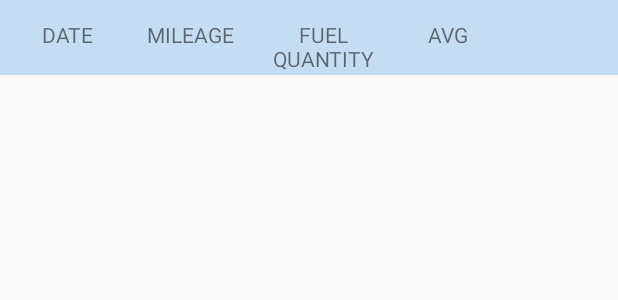
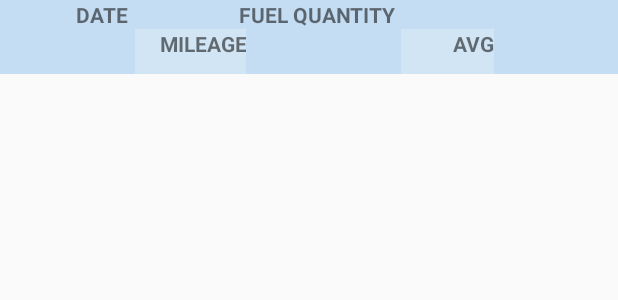
Before and after one commit to maroo2x/FuelCalc_new, an Android app: the layout results_fuel_calc.xml on its own in the app's theme, with its tools: preview values and no code run, on a phone screen of 412 x 824 dp. Shown: the top 300 px of the screen. Run offline under Robolectric (Android 15) with nearby library versions, the phone set to English and light mode, and no system bars.

Commit message:
git push -u origin master

```diff
--- a/app/build.gradle
+++ b/app/build.gradle
@@ -7,8 +7,8 @@ android {
         applicationId "higheye.fuelcalculator"
         minSdkVersion 15
         targetSdkVersion 25
-        versionCode 9
-        versionName "1.8"
+        versionCode 10
+        versionName "1.9"
         testInstrumentationRunner "android.support.test.runner.AndroidJUnitRunner"
     }
     buildTypes {
--- a/app/src/main/res/layout/custom_row.xml
+++ b/app/src/main/res/layout/custom_row.xml
@@ -10,6 +10,7 @@
         android:layout_width="0dp"
         android:layout_height="match_parent"
         android:layout_weight="0.22"
+        android:background="@color/colorCustomList2"
         android:gravity="right"
         android:text="@string/var"
         android:textAlignment="gravity" />
@@ -29,6 +30,7 @@
         android:layout_width="0dp"
         android:layout_height="match_parent"
         android:layout_weight="0.25"
+        android:background="@color/colorCustomList2"
         android:gravity="right"
         android:text="@string/var"
         android:textAlignment="gravity" />
--- a/app/src/main/res/layout/results_fuel_calc.xml
+++ b/app/src/main/res/layout/results_fuel_calc.xml
@@ -9,45 +9,38 @@
     tools:context="higheye.fuelcalculator.ResultsActivity">
 
     <LinearLayout
-        android:layout_width="fill_parent"
-        android:layout_height="50dp"
-        android:orientation="horizontal"
+        android:layout_width="match_parent"
+        android:layout_height="wrap_content"
         android:background="@color/colorCustomList2"
-        android:paddingTop="20px">
+        android:orientation="vertical"
+        android:id="@+id/linearLayout"
+        android:textStyle="bold">
+
+        <LinearLayout
+            android:layout_width="match_parent"
+            android:layout_height="wrap_content"
+            android:orientation="horizontal">
+
             <TextView
                 android:id="@+id/textView2"
                 android:layout_width="0dp"
                 android:layout_height="wrap_content"
                 android:layout_weight="0.22"
+                android:background="@color/colorCustomList2"
+                android:gravity="center"
                 android:text="@string/date"
-        android:gravity="center"
-        android:textAlignment="gravity"/>
-
-    <TextView
-        android:id="@+id/textView5"
-        android:layout_width="0dp"
-        android:layout_height="wrap_content"
-        android:layout_weight="0.18"
-        android:text="@string/mileage"
-        android:gravity="center"
-        android:textAlignment="gravity"/>
+                android:textStyle="bold"
+                android:textAlignment="gravity" />
 
             <TextView
                 android:id="@+id/textView6"
                 android:layout_width="0dp"
                 android:layout_height="wrap_content"
                 android:layout_weight="0.25"
+                android:background="@color/colorCustomList2"
+                android:gravity="center"
+                android:textStyle="bold"
                 android:text="@string/fuel_quantity"
-        android:gravity="center"
-        android:textAlignment="gravity"/>
-
-        <TextView
-            android:id="@+id/textView7"
-            android:layout_width="0dp"
-            android:layout_height="wrap_content"
-            android:layout_weight="0.15"
-            android:gravity="center"
-            android:text="@string/avgcons"
                 android:textAlignment="gravity" />
 
             <TextView
@@ -55,14 +48,72 @@
                 android:layout_width="0dp"
                 android:layout_height="wrap_content"
                 android:layout_weight="0.20"
+                android:gravity="center"
                 android:text=""
+                android:textAlignment="gravity" />
+        </LinearLayout>
+
+        <LinearLayout
+            android:layout_width="match_parent"
+            android:layout_height="30dp"
+            android:background="@color/colorCustomList2"
+            android:orientation="horizontal"
+            android:layout_gravity="top">
+
+            <TextView
+                android:id="@+id/textView2x"
+                android:layout_width="0dp"
+                android:layout_height="wrap_content"
+                android:layout_weight="0.22"
+                android:background="@color/colorCustomList2"
                 android:gravity="center"
-            android:textAlignment="gravity"/>
+                android:textAlignment="gravity" />
+
+            <TextView
+                android:id="@+id/textView5"
+                android:layout_width="0dp"
+                android:layout_height="match_parent"
+                android:layout_weight="0.18"
+                android:background="@color/colorCustomList1"
+                android:gravity="top|right"
+                android:textStyle="bold"
+                android:text="@string/mileage"
+                android:textAlignment="gravity" />
+
+            <TextView
+                android:id="@+id/textView6x"
+                android:layout_width="0dp"
+                android:layout_height="wrap_content"
+                android:layout_weight="0.25"
+                android:background="@color/colorCustomList2"
+                android:gravity="center"
+                android:textAlignment="gravity" />
+
+            <TextView
+                android:id="@+id/textView7"
+                android:layout_width="0dp"
+                android:layout_height="match_parent"
+                android:layout_weight="0.15"
+                android:background="@color/colorCustomList1"
+                android:gravity="top|right"
+                android:text="@string/avgcons"
+                android:textStyle="bold"
+                android:textAlignment="gravity" />
+
+            <TextView
+                android:id="@+id/textView82"
+                android:layout_width="0dp"
+                android:layout_height="wrap_content"
+                android:layout_weight="0.20"
+                android:gravity="center"
+                android:text=""
+                android:textAlignment="gravity" />
+        </LinearLayout>
     </LinearLayout>
 
     <ListView
         android:id="@+id/results"
         android:layout_width="match_parent"
-        android:layout_height="match_parent"
-        android:layout_marginTop="50dp" />
+        android:layout_height="wrap_content"
+        android:layout_below="@+id/linearLayout" />
 </RelativeLayout>
```
Also changed, not shown: 1 other file. Lines whose indentation alone changed are shown as unchanged.
